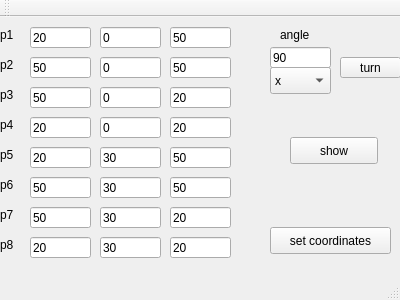
This is mainwindow.ui in romangr/KG1 as Qt 5 draws it before an edit. The edited form follows.
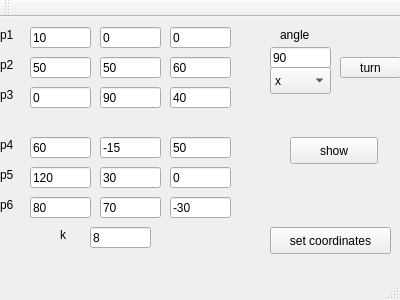
This is the edited form.

Patch:
```diff
--- a/mainwindow.ui
+++ b/mainwindow.ui
@@ -57,7 +57,7 @@
     <property name="geometry">
      <rect>
       <x>0</x>
-      <y>100</y>
+      <y>120</y>
       <width>31</width>
       <height>16</height>
      </rect>
@@ -70,7 +70,7 @@
     <property name="geometry">
      <rect>
       <x>0</x>
-      <y>160</y>
+      <y>180</y>
       <width>31</width>
       <height>16</height>
      </rect>
@@ -79,37 +79,11 @@
      <string>p6</string>
     </property>
    </widget>
-   <widget class="QLabel" name="label_6">
-    <property name="geometry">
-     <rect>
-      <x>0</x>
-      <y>220</y>
-      <width>31</width>
-      <height>16</height>
-     </rect>
-    </property>
-    <property name="text">
-     <string>p8</string>
-    </property>
-   </widget>
-   <widget class="QLabel" name="label_7">
-    <property name="geometry">
-     <rect>
-      <x>0</x>
-      <y>190</y>
-      <width>31</width>
-      <height>16</height>
-     </rect>
-    </property>
-    <property name="text">
-     <string>p7</string>
-    </property>
-   </widget>
    <widget class="QLabel" name="label_8">
     <property name="geometry">
      <rect>
       <x>0</x>
-      <y>130</y>
+      <y>150</y>
       <width>31</width>
       <height>16</height>
      </rect>
@@ -205,7 +179,7 @@
      </rect>
     </property>
     <property name="text">
-     <string>20</string>
+     <string>10</string>
     </property>
    </widget>
    <widget class="QLineEdit" name="lineEdit_2">
@@ -231,7 +205,7 @@
      </rect>
     </property>
     <property name="text">
-     <string>50</string>
+     <string>0</string>
     </property>
    </widget>
    <widget class="QLineEdit" name="lineEdit_4">
@@ -257,7 +231,7 @@
      </rect>
     </property>
     <property name="text">
-     <string>0</string>
+     <string>50</string>
     </property>
    </widget>
    <widget class="QLineEdit" name="lineEdit_6">
@@ -270,7 +244,7 @@
      </rect>
     </property>
     <property name="text">
-     <string>50</string>
+     <string>60</string>
     </property>
    </widget>
    <widget class="QLineEdit" name="lineEdit_7">
@@ -283,7 +257,7 @@
      </rect>
     </property>
     <property name="text">
-     <string>50</string>
+     <string>0</string>
     </property>
    </widget>
    <widget class="QLineEdit" name="lineEdit_8">
@@ -296,7 +270,7 @@
      </rect>
     </property>
     <property name="text">
-     <string>0</string>
+     <string>90</string>
     </property>
    </widget>
    <widget class="QLineEdit" name="lineEdit_9">
@@ -309,66 +283,66 @@
      </rect>
     </property>
     <property name="text">
-     <string>20</string>
+     <string>40</string>
     </property>
    </widget>
    <widget class="QLineEdit" name="lineEdit_10">
     <property name="geometry">
      <rect>
       <x>30</x>
-      <y>100</y>
+      <y>120</y>
       <width>61</width>
       <height>21</height>
      </rect>
     </property>
     <property name="text">
-     <string>20</string>
+     <string>60</string>
     </property>
    </widget>
    <widget class="QLineEdit" name="lineEdit_11">
     <property name="geometry">
      <rect>
       <x>100</x>
-      <y>100</y>
+      <y>120</y>
       <width>61</width>
       <height>21</height>
      </rect>
     </property>
     <property name="text">
-     <string>0</string>
+     <string>-15</string>
     </property>
    </widget>
    <widget class="QLineEdit" name="lineEdit_12">
     <property name="geometry">
      <rect>
       <x>170</x>
-      <y>100</y>
+      <y>120</y>
       <width>61</width>
       <height>21</height>
      </rect>
     </property>
     <property name="text">
-     <string>20</string>
+     <string>50</string>
     </property>
    </widget>
    <widget class="QLineEdit" name="lineEdit_13">
     <property name="geometry">
      <rect>
       <x>30</x>
-      <y>130</y>
+      <y>150</y>
       <width>61</width>
       <height>21</height>
      </rect>
     </property>
     <property name="text">
-     <string>20</string>
+     <string>120</string>
     </property>
    </widget>
    <widget class="QLineEdit" name="lineEdit_14">
     <property name="geometry">
      <rect>
       <x>100</x>
-      <y>130</y>
+      <y>150</y>
       <width>61</width>
       <height>21</height>
      </rect>
@@ -381,130 +355,52 @@
     <property name="geometry">
      <rect>
       <x>170</x>
-      <y>130</y>
+      <y>150</y>
       <width>61</width>
       <height>21</height>
      </rect>
     </property>
     <property name="text">
-     <string>50</string>
+     <string>0</string>
     </property>
    </widget>
    <widget class="QLineEdit" name="lineEdit_16">
     <property name="geometry">
      <rect>
       <x>30</x>
-      <y>160</y>
+      <y>180</y>
       <width>61</width>
       <height>21</height>
      </rect>
     </property>
     <property name="text">
-     <string>50</string>
+     <string>80</string>
     </property>
    </widget>
    <widget class="QLineEdit" name="lineEdit_17">
     <property name="geometry">
      <rect>
       <x>100</x>
-      <y>160</y>
+      <y>180</y>
       <width>61</width>
       <height>21</height>
      </rect>
     </property>
     <property name="text">
-     <string>30</string>
+     <string>70</string>
     </property>
    </widget>
    <widget class="QLineEdit" name="lineEdit_18">
     <property name="geometry">
      <rect>
       <x>170</x>
-      <y>160</y>
+      <y>180</y>
       <width>61</width>
       <height>21</height>
      </rect>
     </property>
     <property name="text">
-     <string>50</string>
-    </property>
-   </widget>
-   <widget class="QLineEdit" name="lineEdit_19">
-    <property name="geometry">
-     <rect>
-      <x>30</x>
-      <y>190</y>
-      <width>61</width>
-      <height>21</height>
-     </rect>
-    </property>
-    <property name="text">
-     <string>50</string>
-    </property>
-   </widget>
-   <widget class="QLineEdit" name="lineEdit_20">
-    <property name="geometry">
-     <rect>
-      <x>100</x>
-      <y>190</y>
-      <width>61</width>
-      <height>21</height>
-     </rect>
-    </property>
-    <property name="text">
-     <string>30</string>
-    </property>
-   </widget>
-   <widget class="QLineEdit" name="lineEdit_21">
-    <property name="geometry">
-     <rect>
-      <x>170</x>
-      <y>190</y>
-      <width>61</width>
-      <height>21</height>
-     </rect>
-    </property>
-    <property name="text">
-     <string>20</string>
-    </property>
-   </widget>
-   <widget class="QLineEdit" name="lineEdit_22">
-    <property name="geometry">
-     <rect>
-      <x>30</x>
-      <y>220</y>
-      <width>61</width>
-      <height>21</height>
-     </rect>
-    </property>
-    <property name="text">
-     <string>20</string>
-    </property>
-   </widget>
-   <widget class="QLineEdit" name="lineEdit_23">
-    <property name="geometry">
-     <rect>
-      <x>100</x>
-      <y>220</y>
-      <width>61</width>
-      <height>21</height>
-     </rect>
-    </property>
-    <property name="text">
-     <string>30</string>
-    </property>
-   </widget>
-   <widget class="QLineEdit" name="lineEdit_24">
-    <property name="geometry">
-     <rect>
-      <x>170</x>
-      <y>220</y>
-      <width>61</width>
-      <height>21</height>
-     </rect>
-    </property>
-    <property name="text">
-     <string>20</string>
+     <string>-30</string>
     </property>
    </widget>
    <widget class="QLineEdit" name="lineEdit_25">
@@ -520,6 +416,32 @@
      <string>90</string>
     </property>
    </widget>
+   <widget class="QLineEdit" name="lineEdit_19">
+    <property name="geometry">
+     <rect>
+      <x>90</x>
+      <y>210</y>
+      <width>61</width>
+      <height>21</height>
+     </rect>
+    </property>
+    <property name="text">
+     <string>8</string>
+    </property>
+   </widget>
+   <widget class="QLabel" name="label_6">
+    <property name="geometry">
+     <rect>
+      <x>60</x>
+      <y>210</y>
+      <width>31</width>
+      <height>16</height>
+     </rect>
+    </property>
+    <property name="text">
+     <string>k</string>
+    </property>
+   </widget>
   </widget>
   <widget class="QMenuBar" name="menuBar">
    <property name="geometry">
```
